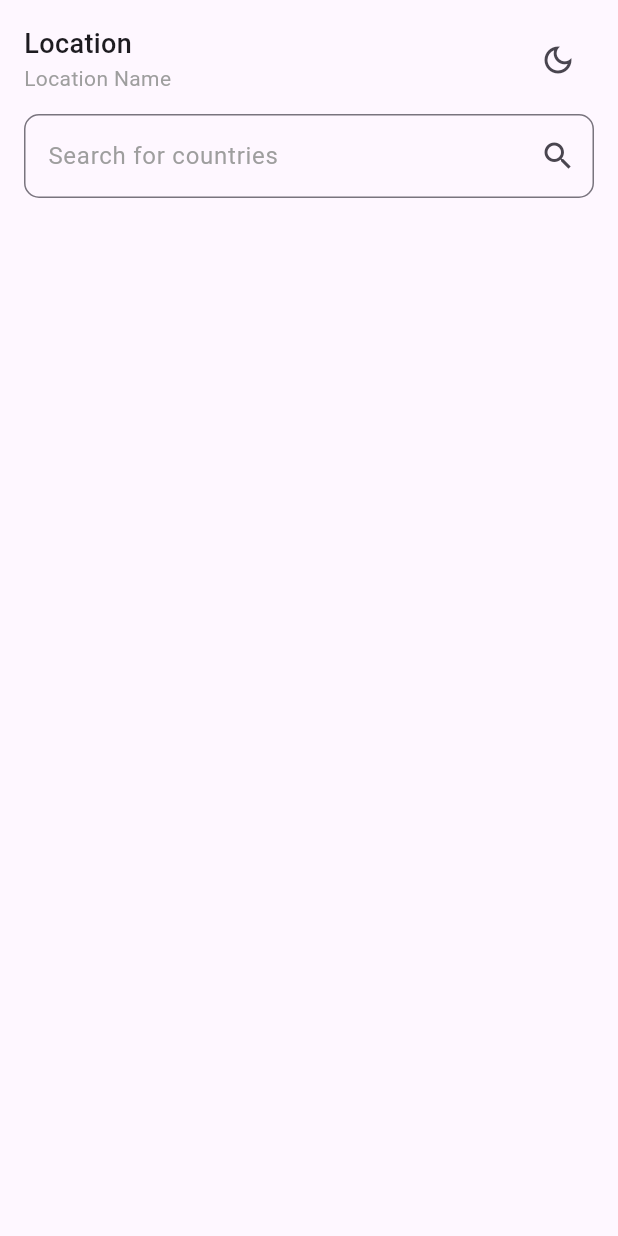
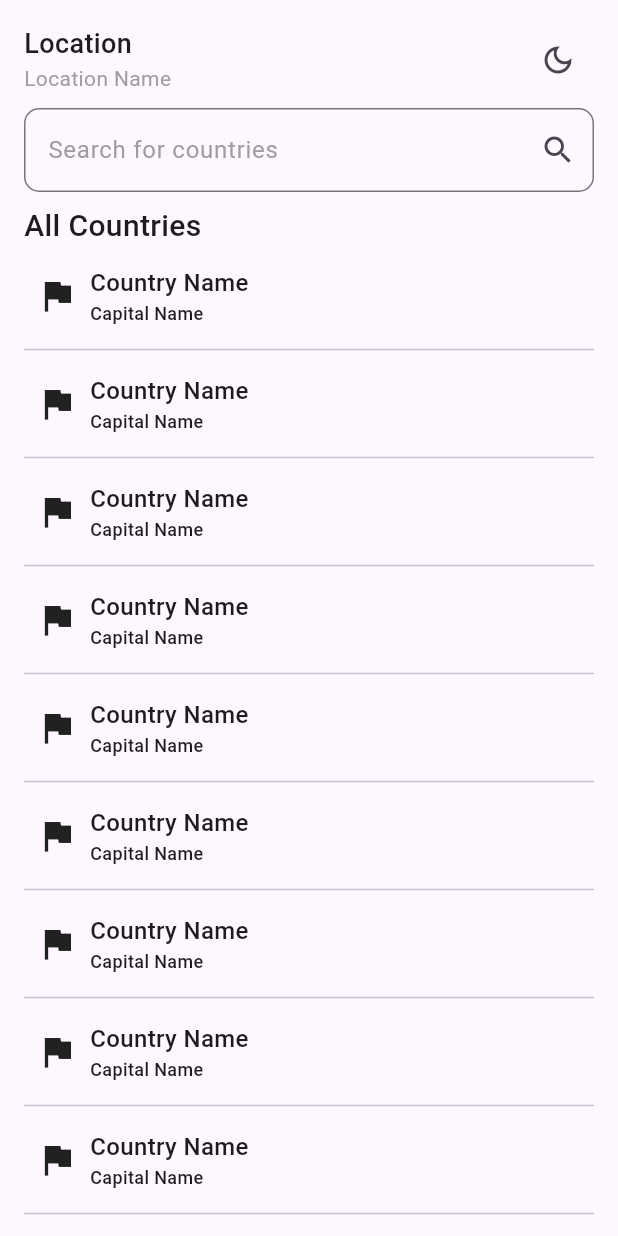
Before and after one commit to sauravkoduvalli/world-countries, a Flutter app: the screen it shows after launch, on a phone screen of 412 x 824 dp. Run offline on Flutter 3.47's test engine with Material 3 defaults, Android fonts, the phone set to English and light mode, and no system bars; network calls fail.

Commit message:
country list UI completed

```diff
--- a/lib/screens/home_screen.dart
+++ b/lib/screens/home_screen.dart
@@ -1,10 +1,10 @@
-import 'dart:developer';
-
 import 'package:flutter/material.dart';
 import 'package:provider/provider.dart';
-import 'package:world_countries/providers/country_provider.dart';
-import 'package:world_countries/providers/theme_provider.dart';
-import 'package:world_countries/widgets/search_text_field.dart';
+
+import '../providers/country_provider.dart';
+import '../providers/theme_provider.dart';
+import '../widgets/country_list.dart';
+import '../widgets/search_text_field.dart';
 
 class HomeScreen extends StatefulWidget {
   const HomeScreen({super.key});
@@ -23,11 +23,10 @@ class _HomeScreenState extends State<HomeScreen> {
   @override
   Widget build(BuildContext context) {
     TextEditingController searchTextEditController = TextEditingController();
-    final countryProvider = Provider.of<CountryProvider>(context);
     return SafeArea(
       child: Scaffold(
         body: Padding(
-          padding: const EdgeInsets.all(16.0),
+          padding: const EdgeInsets.only(top: 16.0, left: 16.0, right: 16.0),
           child: Column(
             mainAxisAlignment: MainAxisAlignment.start,
             children: [
@@ -43,11 +42,11 @@ class _HomeScreenState extends State<HomeScreen> {
                       Text(
                         "Location",
                         style: TextStyle(
-                            fontSize: 18.0, fontWeight: FontWeight.w500),
+                            fontSize: 18, fontWeight: FontWeight.w500),
                       ),
                       Text(
                         "Location Name",
-                        style: TextStyle(fontSize: 14.0, color: Colors.grey),
+                        style: TextStyle(fontSize: 14, color: Colors.grey),
                       )
                     ],
                   ),
@@ -68,35 +67,16 @@ class _HomeScreenState extends State<HomeScreen> {
                   ),
                 ],
               ),
-              const SizedBox(
-                height: 12.0,
-              ),
+              const SizedBox(height: 8.0),
               // searchbar
               SearchTextField(
                 controller: searchTextEditController,
-                onChanged: (value) {
-                  print(value);
-                },
+                onChanged: (value) {},
               ),
+              // carousel slider
+              const SizedBox(height: 8.0),
               // Countries List
-              countryProvider.isLoading
-                  ? const CircularProgressIndicator.adaptive()
-                  : countryProvider.errorMessage != null
-                      ? Center(
-                          child: Text(
-                          countryProvider.errorMessage ?? "error",
-                          style: const TextStyle(color: Colors.black),
-                        ))
-                      : ListView.separated(
-                          shrinkWrap: true,
-                          itemCount: countryProvider.countries.length,
-                          separatorBuilder: (context, index) => const Divider(),
-                          itemBuilder: (context, index) {
-                            log(countryProvider.countries[index].capital![0]
-                                .toString());
-                            return const CircularProgressIndicator.adaptive();
-                          },
-                        ),
+              const CountryList(),
             ],
           ),
         ),
@@ -104,3 +84,10 @@ class _HomeScreenState extends State<HomeScreen> {
     );
   }
 }
+
+const countryList = [
+  {
+    'name': 'India',
+    'code': '+91',
+  }
+];
--- a/lib/services/api/endpoint.dart
+++ /dev/null
@@ -1,5 +0,0 @@
-enum Endpoint {
-  all,
-  name,
-
-}
--- /dev/null
+++ b/lib/widgets/country_list.dart
@@ -0,0 +1,77 @@
+import 'package:flutter/material.dart';
+
+class CountryList extends StatelessWidget {
+  const CountryList({super.key});
+
+  @override
+  Widget build(BuildContext context) {
+    return Expanded(
+      child: Column(
+        mainAxisAlignment: MainAxisAlignment.start,
+        crossAxisAlignment: CrossAxisAlignment.start,
+        children: [
+          const Text(
+            "All Countries",
+            style: TextStyle(fontWeight: FontWeight.w500, fontSize: 20),
+          ),
+          const SizedBox(height: 4),
+          Expanded(
+            child: ListView.separated(
+              itemCount: 10,
+              shrinkWrap: true,
+              separatorBuilder: (context, index) => const Divider(),
+              itemBuilder: (context, index) {
+                return Container(
+                  padding: const EdgeInsets.all(8),
+                  decoration: BoxDecoration(
+                    borderRadius: BorderRadius.circular(5),
+                  ),
+                  child: const Column(
+                    mainAxisAlignment: MainAxisAlignment.center,
+                    crossAxisAlignment: CrossAxisAlignment.start,
+                    children: [
+                      Row(
+                        mainAxisAlignment: MainAxisAlignment.spaceBetween,
+                        crossAxisAlignment: CrossAxisAlignment.center,
+                        children: [
+                          Row(
+                            mainAxisAlignment: MainAxisAlignment.center,
+                            crossAxisAlignment: CrossAxisAlignment.center,
+                            children: [
+                              Icon(Icons.flag, size: 28),
+                              SizedBox(width: 8),
+                              Column(
+                                mainAxisAlignment: MainAxisAlignment.spaceAround,
+                                crossAxisAlignment: CrossAxisAlignment.start,
+                                children: [
+                                  Text(
+                                    "Country Name",
+                                    style: TextStyle(
+                                      fontSize: 16,
+                                      fontWeight: FontWeight.w500,
+                                    ),
+                                  ),
+                                  Text(
+                                    "Capital Name",
+                                    style: TextStyle(
+                                      fontSize: 12,
+                                      fontWeight: FontWeight.w500,
+                                    ),
+                                  ),
+                                ],
+                              ),
+                            ],
+                          ),
+                        ],
+                      ),
+                    ],
+                  ),
+                );
+              },
+            ),
+          ),
+        ],
+      ),
+    );
+  }
+}
--- a/pubspec.yaml
+++ b/pubspec.yaml
@@ -37,8 +37,6 @@ dependencies:
   cupertino_icons: ^1.0.8
   provider: ^6.1.2
   http: ^1.2.2
-  flutter_bloc: ^8.1.6
-  enumerated: ^0.1.1
 
 dev_dependencies:
   flutter_test:
```
Also changed, not shown: lib/services/api/statusCode_enum.dart (deleted), pubspec.lock.
